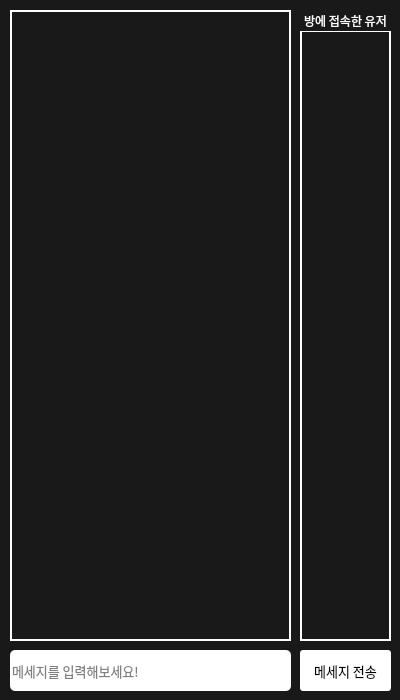
Old version of the form Client/UI/ClientChatUI.ui in the repository CristalStudio-Davin/PyMafia.
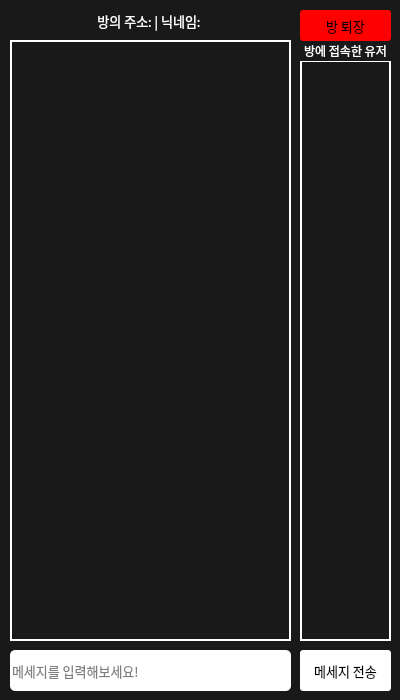
New version of the form.

```diff
--- a/Client/UI/ClientChatUI.ui
+++ b/Client/UI/ClientChatUI.ui
@@ -80,9 +80,9 @@
    <property name="geometry">
     <rect>
      <x>10</x>
-     <y>10</y>
+     <y>40</y>
      <width>281</width>
-     <height>631</height>
+     <height>601</height>
     </rect>
    </property>
    <property name="font">
@@ -106,9 +106,9 @@
    <property name="geometry">
     <rect>
      <x>300</x>
-     <y>30</y>
+     <y>60</y>
      <width>91</width>
-     <height>611</height>
+     <height>581</height>
     </rect>
    </property>
    <property name="font">
@@ -132,7 +132,7 @@
    <property name="geometry">
     <rect>
      <x>300</x>
-     <y>10</y>
+     <y>40</y>
      <width>91</width>
      <height>21</height>
     </rect>
@@ -152,6 +152,55 @@
     <set>Qt::AlignCenter</set>
    </property>
   </widget>
+  <widget class="QLabel" name="InfoLabel">
+   <property name="geometry">
+    <rect>
+     <x>10</x>
+     <y>10</y>
+     <width>281</width>
+     <height>21</height>
+    </rect>
+   </property>
+   <property name="font">
+    <font>
+     <family>배달의민족 도현</family>
+     <pointsize>10</pointsize>
+    </font>
+   </property>
+   <property name="styleSheet">
+    <string notr="true">color: rgb(255, 255, 255);</string>
+   </property>
+   <property name="text">
+    <string>방의 주소: | 닉네임: </string>
+   </property>
+   <property name="alignment">
+    <set>Qt::AlignCenter</set>
+   </property>
+  </widget>
+  <widget class="QPushButton" name="MessageButton_2">
+   <property name="geometry">
+    <rect>
+     <x>300</x>
+     <y>10</y>
+     <width>91</width>
+     <height>31</height>
+    </rect>
+   </property>
+   <property name="font">
+    <font>
+     <family>배달의민족 도현</family>
+     <pointsize>10</pointsize>
+    </font>
+   </property>
+   <property name="styleSheet">
+    <string notr="true">background-color: rgb(255, 0, 0);
+border: none;
+border-radius: 3px;</string>
+   </property>
+   <property name="text">
+    <string>방 퇴장</string>
+   </property>
+  </widget>
  </widget>
  <resources/>
  <connections/>
```
Left out of the diff: 2 changed lines with no effect on the pictures.
